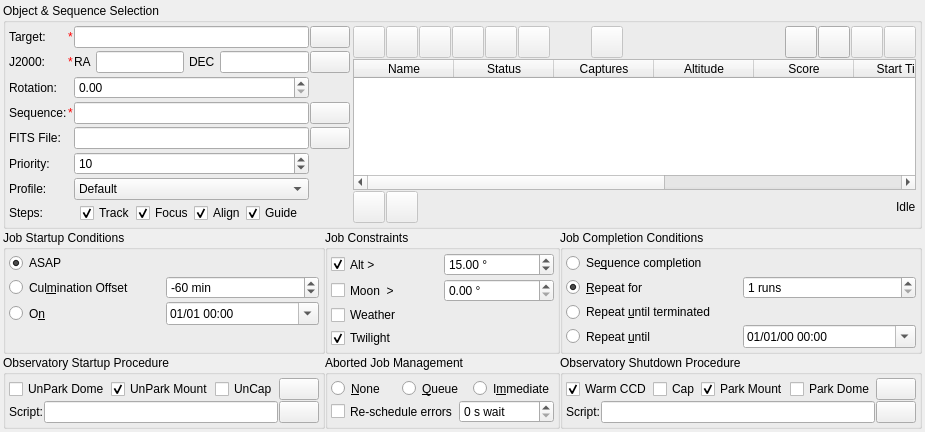
Before: the Qt Designer form kstars-astropi/kstars/ekos/scheduler/scheduler.ui in Andre87osx/AstroPi-system, drawn with Qt 5.
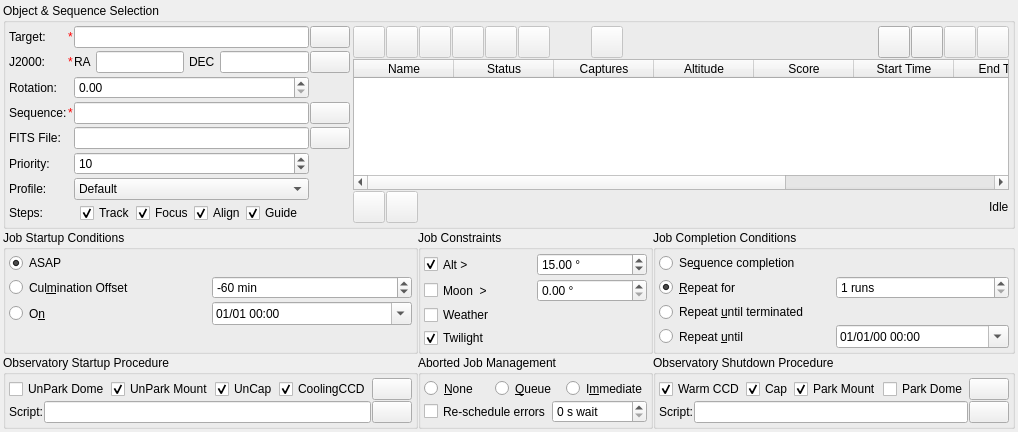
After: the same form once the commit is applied. Icons and pictures are not drawn. Custom widgets are drawn as their Qt base class.

What changed in the file:
```diff
--- a/kstars-astropi/kstars/ekos/scheduler/scheduler.ui
+++ b/kstars-astropi/kstars/ekos/scheduler/scheduler.ui
@@ -1803,6 +1803,9 @@
             <attribute name="buttonGroup">
              <string notr="true">shutdownProcedureGroup</string>
             </attribute>
+            <property name="checked">
+             <bool>true</bool>
+            </property>
            </widget>
           </item>
           <item>
@@ -2155,6 +2158,31 @@
             <attribute name="buttonGroup">
              <string notr="true">startupProcedureButtonGroup</string>
             </attribute>
+            <property name="checked">
+             <bool>true</bool>
+            </property>
+           </widget>
+          </item>
+          <item>
+           <widget class="QCheckBox" name="coolingCCDCheck">
+            <property name="sizePolicy">
+             <sizepolicy hsizetype="Minimum" vsizetype="Preferred">
+              <horstretch>0</horstretch>
+              <verstretch>0</verstretch>
+             </sizepolicy>
+            </property>
+            <property name="toolTip">
+             <string>Start cooling CCD if enabled in CCD settings</string>
+            </property>
+            <property name="text">
+             <string>CoolingCCD</string>
+            </property>
+            <attribute name="buttonGroup">
+             <string notr="true">startupProcedureButtonGroup</string>
+            </attribute>
+            <property name="checked">
+             <bool>true</bool>
+            </property>
            </widget>
           </item>
           <item>
```
